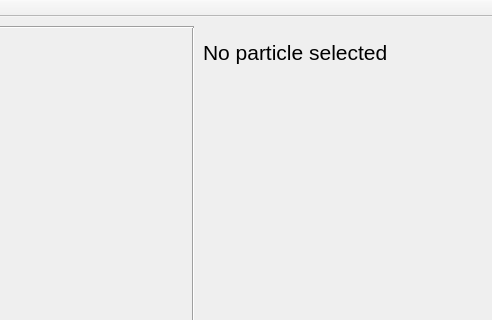
Before: the Qt Designer form TA_ParticleEditor/TA_ParticleEditor/particleeditor.ui in Stureplan/TA_ParticleEditor, drawn with Qt 5; both pictures show x 457 to 949 and y 0 to 320 of the 949 by 653 pixel window.
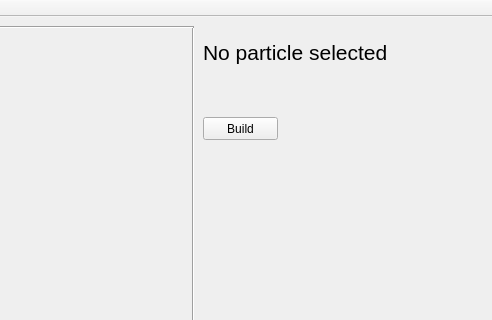
After: the same form once the commit is applied. Custom widgets are drawn as their Qt base class.

Patch:
```diff
--- a/TA_ParticleEditor/TA_ParticleEditor/particleeditor.ui
+++ b/TA_ParticleEditor/TA_ParticleEditor/particleeditor.ui
@@ -115,6 +115,19 @@
      <enum>Qt::Horizontal</enum>
     </property>
    </widget>
+   <widget class="QPushButton" name="buildParticleSystem">
+    <property name="geometry">
+     <rect>
+      <x>660</x>
+      <y>100</y>
+      <width>75</width>
+      <height>23</height>
+     </rect>
+    </property>
+    <property name="text">
+     <string>Build</string>
+    </property>
+   </widget>
   </widget>
   <widget class="QMenuBar" name="menuBar">
    <property name="geometry">
```
